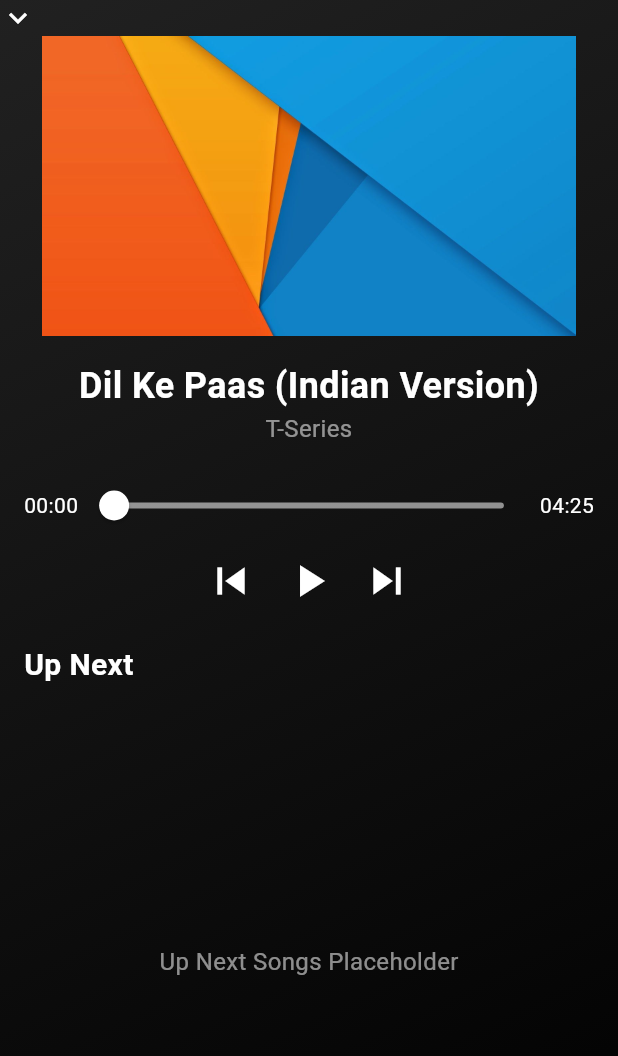
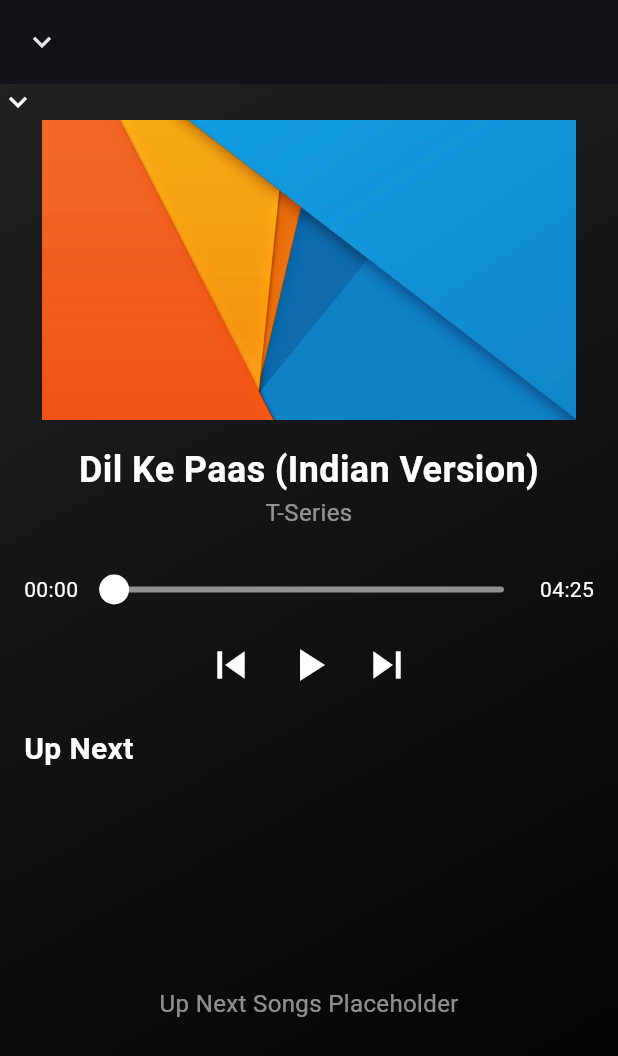
Before and after one commit to MauryaAayush/music_app, a Flutter app: the AudioPlayerScreen screen opened directly, on a phone screen of 412 x 824 dp. Shown: the top 1056 px of the screen. Run offline on Flutter 3.47's test engine with Material 3 defaults, Android fonts, the phone set to English and light mode, and no system bars; our stand-ins replace carousel_slider, google_fonts, material_design_icons_flutter; missing offline and left inert: bottom_bar.

Commit message:
Radhey radhey

```diff
--- a/lib/Screens/PlayScreen.dart
+++ b/lib/Screens/PlayScreen.dart
@@ -9,6 +9,11 @@ class AudioPlayerScreen extends StatelessWidget {
     final themeProvider = Provider.of<ThemeProvider>(context);
     return Scaffold(
       // backgroundColor: Colors.black,
+
+      appBar: AppBar(
+        backgroundColor: Colors.transparent,
+        leading: Icon(Icons.keyboard_arrow_down),
+      ),
       body: Container(
         decoration: BoxDecoration(
             gradient: LinearGradient(
@@ -27,7 +32,9 @@ class AudioPlayerScreen extends StatelessWidget {
 
               Row(
                 children: [
-                Icon(Icons.keyboard_arrow_down)
+                  Icon(Icons.keyboard_arrow_down),
+
+
                 ],
               ),
 
```
